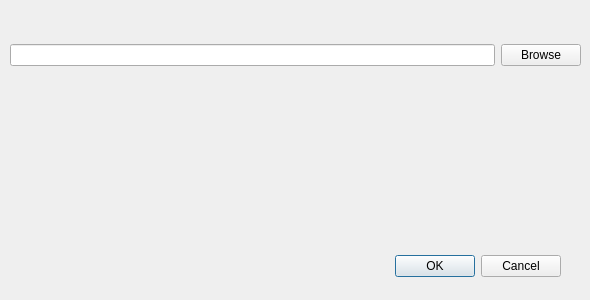
Qt form SpriteExtractorApp/QtUI/Dialogs/NewProjectDialog/newprojectdialog.ui (jowie94/SpriteExtractor) before a commit.
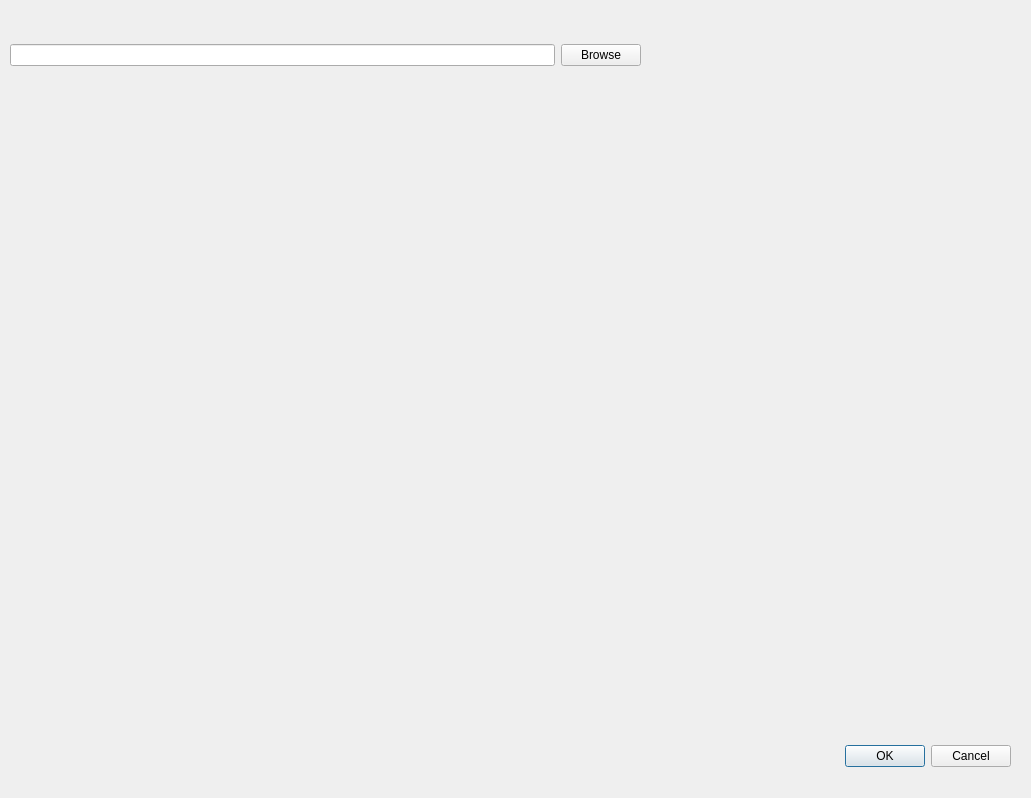
The same form after that commit. Custom widgets are drawn as their Qt base class.

Commit message: Add SpriteViewer widget

```diff
--- a/SpriteExtractorApp/QtUI/Dialogs/NewProjectDialog/newprojectdialog.ui
+++ b/SpriteExtractorApp/QtUI/Dialogs/NewProjectDialog/newprojectdialog.ui
@@ -9,8 +9,8 @@
    <rect>
     <x>0</x>
     <y>0</y>
-    <width>590</width>
-    <height>300</height>
+    <width>1031</width>
+    <height>798</height>
    </rect>
   </property>
   <property name="windowTitle">
@@ -22,8 +22,8 @@
   <widget class="QDialogButtonBox" name="buttonBox">
    <property name="geometry">
     <rect>
-     <x>220</x>
-     <y>250</y>
+     <x>670</x>
+     <y>740</y>
      <width>341</width>
      <height>32</height>
     </rect>
@@ -40,11 +40,14 @@
     <rect>
      <x>0</x>
      <y>20</y>
-     <width>591</width>
+     <width>651</width>
      <height>71</height>
     </rect>
    </property>
    <layout class="QHBoxLayout" name="horizontalLayout">
+    <property name="sizeConstraint">
+     <enum>QLayout::SetDefaultConstraint</enum>
+    </property>
     <item>
      <spacer name="horizontalSpacer">
       <property name="orientation">
@@ -93,7 +96,25 @@
     </item>
    </layout>
   </widget>
+  <widget class="QtUI::SpriteViewer" name="widget" native="true">
+   <property name="geometry">
+    <rect>
+     <x>350</x>
+     <y>100</y>
+     <width>281</width>
+     <height>441</height>
+    </rect>
+   </property>
+  </widget>
  </widget>
+ <customwidgets>
+  <customwidget>
+   <class>QtUI::SpriteViewer</class>
+   <extends>QWidget</extends>
+   <header>QtUI/Widgets/SpriteViewer/spriteviewer.h</header>
+   <container>1</container>
+  </customwidget>
+ </customwidgets>
  <resources/>
  <connections>
   <connection>
```
The commit also changes 6 other files.
